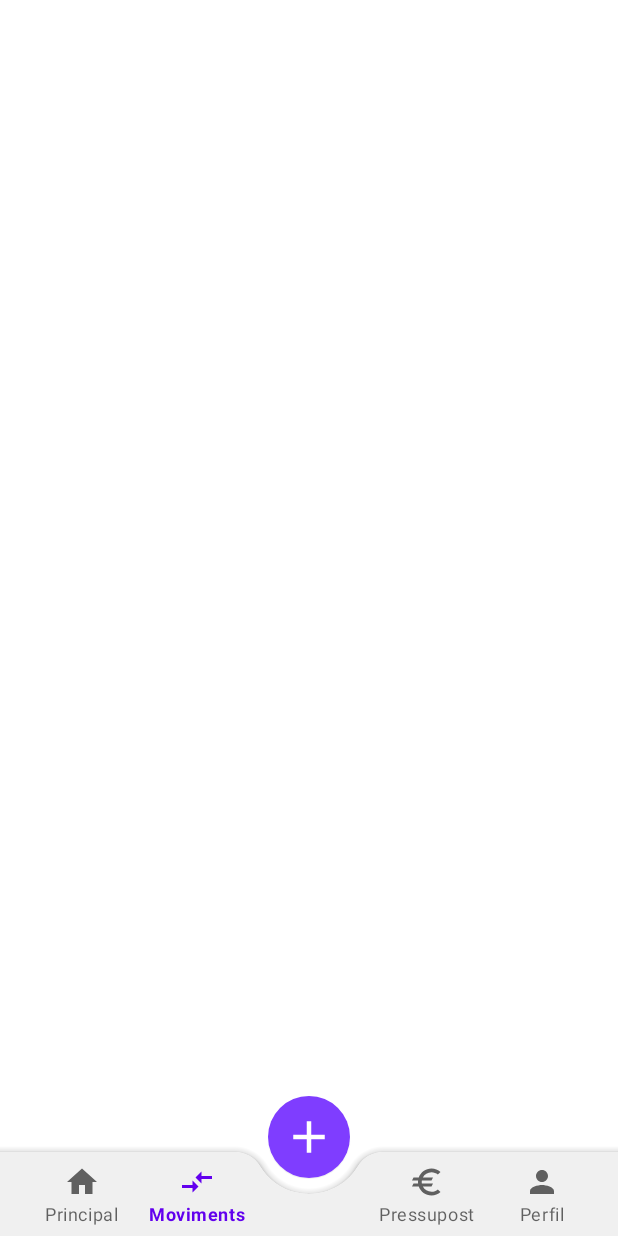
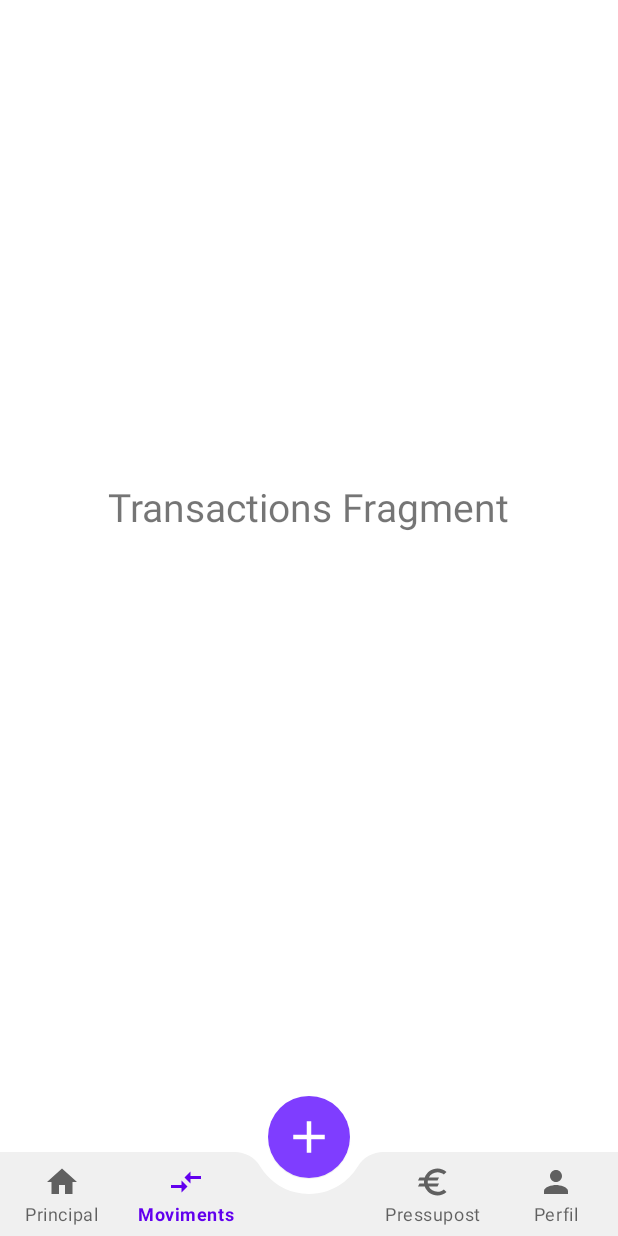
Before and after one commit to xvxnoah/Track-It, an Android app: the HomePage screen opened directly, with no data from a screen before it, item 2 of the bottom bar chosen, on a phone screen of 412 x 824 dp. Run offline under Robolectric (Android 15) with nearby library versions, the phone set to English and light mode, and no system bars.

Commit message:
Set up fragments for Home Page

```diff
--- a/app/build.gradle
+++ b/app/build.gradle
@@ -27,6 +27,10 @@ android {
         sourceCompatibility JavaVersion.VERSION_1_8
         targetCompatibility JavaVersion.VERSION_1_8
     }
+
+    buildFeatures{
+        viewBinding true
+    }
 }
 
 dependencies {
@@ -38,6 +42,7 @@ dependencies {
     implementation 'androidx.appcompat:appcompat:1.4.1'
     implementation 'com.google.android.material:material:1.4.0'
     implementation 'androidx.constraintlayout:constraintlayout:2.1.3'
+    implementation 'androidx.legacy:legacy-support-v4:1.0.0'
     testImplementation 'junit:junit:4.13.2'
     androidTestImplementation 'androidx.test.ext:junit:1.1.3'
     androidTestImplementation 'androidx.test.espresso:espresso-core:3.4.0'
--- /dev/null
+++ b/app/src/main/java/com/example/trackit/HomeFragment.java
@@ -0,0 +1,64 @@
+package com.example.trackit;
+
+import android.os.Bundle;
+
+import androidx.fragment.app.Fragment;
+
+import android.view.LayoutInflater;
+import android.view.View;
+import android.view.ViewGroup;
+
+/**
+ * A simple {@link Fragment} subclass.
+ * Use the {@link HomeFragment#newInstance} factory method to
+ * create an instance of this fragment.
+ */
+public class HomeFragment extends Fragment {
+
+    // TODO: Rename parameter arguments, choose names that match
+    // the fragment initialization parameters, e.g. ARG_ITEM_NUMBER
+    private static final String ARG_PARAM1 = "param1";
+    private static final String ARG_PARAM2 = "param2";
+
+    // TODO: Rename and change types of parameters
+    private String mParam1;
+    private String mParam2;
+
+    public HomeFragment() {
+        // Required empty public constructor
+    }
+
+    /**
+     * Use this factory method to create a new instance of
+     * this fragment using the provided parameters.
+     *
+     * @param param1 Parameter 1.
+     * @param param2 Parameter 2.
+     * @return A new instance of fragment HomeFragment.
+     */
+    // TODO: Rename and change types and number of parameters
+    public static HomeFragment newInstance(String param1, String param2) {
+        HomeFragment fragment = new HomeFragment();
+        Bundle args = new Bundle();
+        args.putString(ARG_PARAM1, param1);
+        args.putString(ARG_PARAM2, param2);
+        fragment.setArguments(args);
+        return fragment;
+    }
+
+    @Override
+    public void onCreate(Bundle savedInstanceState) {
+        super.onCreate(savedInstanceState);
+        if (getArguments() != null) {
+            mParam1 = getArguments().getString(ARG_PARAM1);
+            mParam2 = getArguments().getString(ARG_PARAM2);
+        }
+    }
+
+    @Override
+    public View onCreateView(LayoutInflater inflater, ViewGroup container,
+                             Bundle savedInstanceState) {
+        // Inflate the layout for this fragment
+        return inflater.inflate(R.layout.fragment_home, container, false);
+    }
+}
--- a/app/src/main/java/com/example/trackit/HomePage.java
+++ b/app/src/main/java/com/example/trackit/HomePage.java
@@ -1,6 +1,9 @@
 package com.example.trackit;
 
 import androidx.appcompat.app.AppCompatActivity;
+import androidx.fragment.app.Fragment;
+import androidx.fragment.app.FragmentManager;
+import androidx.fragment.app.FragmentTransaction;
 
 import android.os.Bundle;
 import android.view.View;
@@ -8,18 +11,22 @@ import android.view.animation.Animation;
 import android.view.animation.AnimationUtils;
 import android.widget.Toast;
 
+import com.example.trackit.databinding.ActivityHomePageBinding;
 import com.google.android.material.floatingactionbutton.FloatingActionButton;
 
 public class HomePage extends AppCompatActivity {
 
     FloatingActionButton fab, fab_in, fab_out, fab_news;
-    Animation fabOpen, fabClose, rotateForward, rotateBackward;
+    Animation fabOpen, fabClose;
+    ActivityHomePageBinding binding;
 
     boolean isOpen = false; // per defecte es fals
     @Override
     protected void onCreate(Bundle savedInstanceState) {
         super.onCreate(savedInstanceState);
-        setContentView(R.layout.activity_home_page);
+        binding = ActivityHomePageBinding.inflate(getLayoutInflater());
+        setContentView(binding.getRoot());
+        replaceFragment(new HomeFragment());
         getSupportActionBar().hide();
 
         // Floating Action Buttons
@@ -69,6 +76,35 @@ public class HomePage extends AppCompatActivity {
                 Toast.makeText(HomePage.this, "NEWS", Toast.LENGTH_SHORT).show();
             }
         });
+
+        binding.bottomNavigationView.setOnItemSelectedListener(item -> {
+            switch (item.getItemId()){
+                case R.id.principal_menu:
+                    replaceFragment(new HomeFragment());
+                    break;
+
+                case R.id.transactions_menu:
+                    replaceFragment(new TransactionsFragment());
+                    break;
+
+                case R.id.budget_menu:
+                    replaceFragment(new BudgetFragment());
+                    break;
+
+                case R.id.profile_menu:
+                    replaceFragment(new ProfileFragment());
+                    break;
+            }
+
+            return true;
+        });
+    }
+
+    private void replaceFragment(Fragment fragment){
+        FragmentManager fragmentManager = getSupportFragmentManager();
+        FragmentTransaction fragmentTransaction = fragmentManager.beginTransaction();
+        fragmentTransaction.replace(R.id.frameLayoutHome, fragment);
+        fragmentTransaction.commit();
     }
 
     private void animateFab(){
--- /dev/null
+++ b/app/src/main/java/com/example/trackit/TransactionsFragment.java
@@ -0,0 +1,64 @@
+package com.example.trackit;
+
+import android.os.Bundle;
+
+import androidx.fragment.app.Fragment;
+
+import android.view.LayoutInflater;
+import android.view.View;
+import android.view.ViewGroup;
+
+/**
+ * A simple {@link Fragment} subclass.
+ * Use the {@link TransactionsFragment#newInstance} factory method to
+ * create an instance of this fragment.
+ */
+public class TransactionsFragment extends Fragment {
+
+    // TODO: Rename parameter arguments, choose names that match
+    // the fragment initialization parameters, e.g. ARG_ITEM_NUMBER
+    private static final String ARG_PARAM1 = "param1";
+    private static final String ARG_PARAM2 = "param2";
+
+    // TODO: Rename and change types of parameters
+    private String mParam1;
+    private String mParam2;
+
+    public TransactionsFragment() {
+        // Required empty public constructor
+    }
+
+    /**
+     * Use this factory method to create a new instance of
+     * this fragment using the provided parameters.
+     *
+     * @param param1 Parameter 1.
+     * @param param2 Parameter 2.
+     * @return A new instance of fragment TransactionsFragment.
+     */
+    // TODO: Rename and change types and number of parameters
+    public static TransactionsFragment newInstance(String param1, String param2) {
+        TransactionsFragment fragment = new TransactionsFragment();
+        Bundle args = new Bundle();
+        args.putString(ARG_PARAM1, param1);
+        args.putString(ARG_PARAM2, param2);
+        fragment.setArguments(args);
+        return fragment;
+    }
+
+    @Override
+    public void onCreate(Bundle savedInstanceState) {
+        super.onCreate(savedInstanceState);
+        if (getArguments() != null) {
+            mParam1 = getArguments().getString(ARG_PARAM1);
+            mParam2 = getArguments().getString(ARG_PARAM2);
+        }
+    }
+
+    @Override
+    public View onCreateView(LayoutInflater inflater, ViewGroup container,
+                             Bundle savedInstanceState) {
+        // Inflate the layout for this fragment
+        return inflater.inflate(R.layout.fragment_transactions, container, false);
+    }
+}
--- a/app/src/main/res/layout/activity_home_page.xml
+++ b/app/src/main/res/layout/activity_home_page.xml
@@ -1,12 +1,31 @@
 <?xml version="1.0" encoding="utf-8"?>
-<androidx.coordinatorlayout.widget.CoordinatorLayout xmlns:android="http://schemas.android.com/apk/res/android"
+<androidx.constraintlayout.widget.ConstraintLayout xmlns:android="http://schemas.android.com/apk/res/android"
     xmlns:app="http://schemas.android.com/apk/res-auto"
     xmlns:tools="http://schemas.android.com/tools"
     android:layout_width="match_parent"
+    android:layout_height="match_parent">
+
+    <androidx.coordinatorlayout.widget.CoordinatorLayout
+        android:id="@+id/coordinatorHome"
+        android:layout_width="match_parent"
         android:layout_height="match_parent"
         android:background="@color/white"
+        app:layout_constraintBottom_toBottomOf="parent"
+        app:layout_constraintEnd_toEndOf="parent"
+        app:layout_constraintStart_toStartOf="parent"
+        app:layout_constraintTop_toTopOf="parent"
         tools:context=".HomePage">
 
+        <FrameLayout
+            android:id="@+id/frameLayoutHome"
+            android:layout_width="match_parent"
+            android:layout_height="675dp"
+            app:layout_constraintBottom_toTopOf="@+id/bottomNavigationView"
+            app:layout_constraintEnd_toEndOf="parent"
+            app:layout_constraintStart_toStartOf="parent"
+            app:layout_constraintTop_toTopOf="parent">
+
+        </FrameLayout>
 
         <com.google.android.material.bottomappbar.BottomAppBar
             android:id="@+id/bottomAppBar"
@@ -16,17 +35,24 @@
             android:background="@color/softGrey"
             android:backgroundTint="@color/softGrey"
             app:backgroundTint="@android:color/white"
+            app:contentInsetEnd="0dp"
+            app:contentInsetStart="0dp"
+            app:elevation="0dp"
             app:fabAlignmentMode="center"
+            app:fabAnimationMode="scale"
             app:fabCradleMargin="10dp"
             app:fabCradleRoundedCornerRadius="20dp"
-        app:fabCradleVerticalOffset="10dp">
+            app:fabCradleVerticalOffset="10dp"
+            app:layout_constraintBottom_toBottomOf="parent"
+            app:layout_constraintLeft_toLeftOf="parent"
+            app:layout_constraintRight_toRightOf="parent">
 
             <com.google.android.material.bottomnavigation.BottomNavigationView
                 android:id="@+id/bottomNavigationView"
                 android:layout_width="match_parent"
-            android:layout_height="wrap_content"
-            android:layout_marginLeft="0dp"
-            android:layout_marginRight="12dp"
+                android:layout_height="match_parent"
+                android:layout_marginStart="0dp"
+                android:layout_marginEnd="0dp"
                 android:background="@drawable/transparent_background"
                 app:labelVisibilityMode="labeled"
                 app:menu="@menu/bottom_nav_menu" />
@@ -54,26 +80,26 @@
             android:layout_marginBottom="70dp"
             android:backgroundTint="@color/green"
             android:contentDescription="@string/app_name"
+            android:visibility="invisible"
             app:backgroundTint="@android:color/transparent"
             app:maxImageSize="36dp"
             app:srcCompat="@drawable/money_in"
-        app:tint="@color/white"
-        android:visibility="invisible"/>
+            app:tint="@color/white" />
 
         <com.google.android.material.floatingactionbutton.FloatingActionButton
             android:id="@+id/fab_out"
             android:layout_width="wrap_content"
             android:layout_height="wrap_content"
+            android:layout_gravity="bottom|end"
             android:layout_marginEnd="110dp"
             android:layout_marginBottom="70dp"
             android:backgroundTint="@color/red"
             android:contentDescription="@string/app_name"
+            android:visibility="invisible"
             app:backgroundTint="@android:color/transparent"
             app:maxImageSize="36dp"
             app:srcCompat="@drawable/money_out"
-        app:tint="@color/white"
-        android:layout_gravity="bottom|end"
-        android:visibility="invisible"/>
+            app:tint="@color/white" />
 
         <com.google.android.material.floatingactionbutton.FloatingActionButton
             android:id="@+id/fab_news"
@@ -88,4 +114,7 @@
             app:maxImageSize="36dp"
             app:srcCompat="@drawable/news"
             app:tint="@color/white" />
+
     </androidx.coordinatorlayout.widget.CoordinatorLayout>
+
+</androidx.constraintlayout.widget.ConstraintLayout>
--- /dev/null
+++ b/app/src/main/res/layout/fragment_transactions.xml
@@ -0,0 +1,17 @@
+<?xml version="1.0" encoding="utf-8"?>
+<FrameLayout xmlns:android="http://schemas.android.com/apk/res/android"
+    xmlns:tools="http://schemas.android.com/tools"
+    android:layout_width="match_parent"
+    android:layout_height="match_parent"
+    android:background="@color/white"
+    tools:context=".TransactionsFragment">
+
+    <!-- TODO: Update blank fragment layout -->
+    <TextView
+        android:layout_width="wrap_content"
+        android:layout_height="wrap_content"
+        android:layout_gravity="center"
+        android:text="@string/transactions_fragment"
+        android:textSize="26sp"/>
+
+</FrameLayout>
--- a/app/src/main/res/values/strings.xml
+++ b/app/src/main/res/values/strings.xml
@@ -21,4 +21,10 @@
     <string name="image_reset_email">TODO</string>
     <string name="o_entra_amb">O entra amb:</string>
     <string name="back">TODO</string>
+    <!-- TODO: Remove or change this placeholder text -->
+    <string name="hello_blank_fragment">Hello blank fragment</string>
+    <string name="home_fragment">Home Fragment</string>
+    <string name="transactions_fragment">Transactions Fragment</string>
+    <string name="budget_fragment">Budget Fragment</string>
+    <string name="profile_fragment">Profile Fragment</string>
 </resources>
```
Also changed, not shown: app/src/main/java/com/example/trackit/BudgetFragment.java (added, +64 -0 lines), app/src/main/java/com/example/trackit/ProfileFragment.java (added, +64 -0 lines), app/src/main/res/layout/fragment_budget.xml (added, +17 -0 lines), app/src/main/res/layout/fragment_home.xml (added, +17 -0 lines), app/src/main/res/layout/fragment_profile.xml (added, +17 -0 lines). Lines whose indentation alone changed are shown as unchanged.
